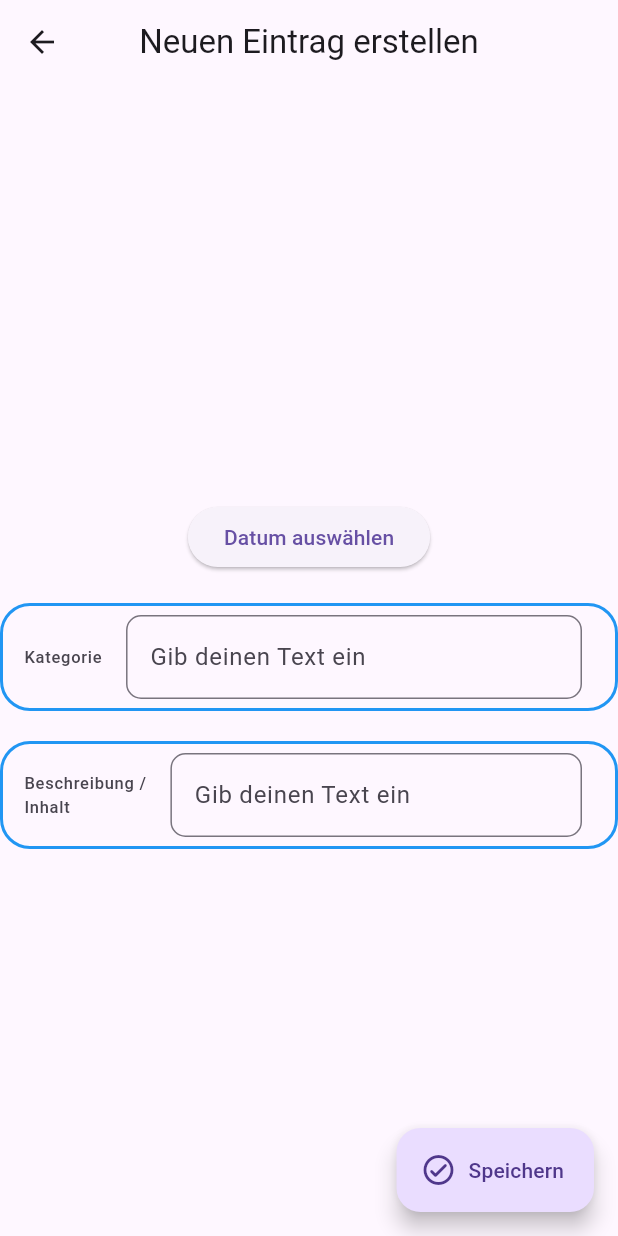
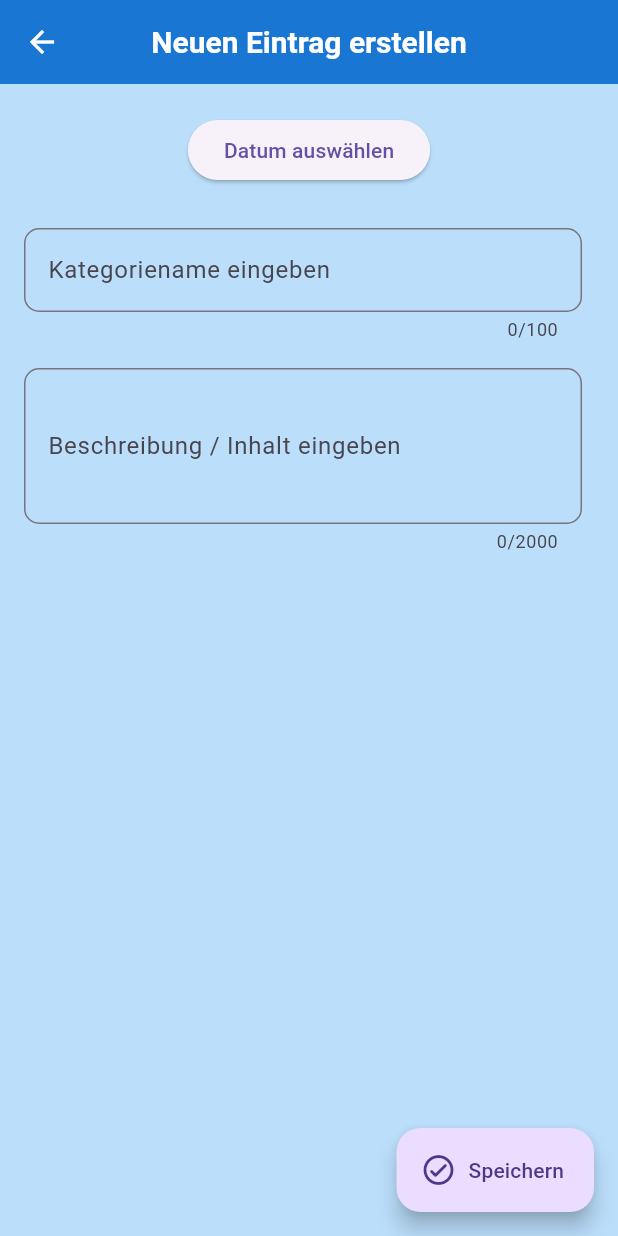
Before and after one commit to ahmad-kalaf/hobby_statistiken, a Flutter app: the screen it shows after launch, after a tap on "Neuer Eintrag", on a phone screen of 412 x 824 dp. Run offline on Flutter 3.47's test engine with Material 3 defaults, Android fonts, the phone set to English and light mode, and no system bars; our stand-ins replace hive_ce, hive_ce_flutter; accounts and stored records are empty.

Commit message:
UI-Fehler in Texteingaben bei Erstellung neuer Einträge und Darstellung von Einträgen auf Startseite behoben.

```diff
--- a/lib/main.dart
+++ b/lib/main.dart
@@ -2,6 +2,7 @@ import 'package:flutter/material.dart';
 import 'package:hive_ce_flutter/hive_flutter.dart';
 import 'package:intl/date_symbol_data_local.dart';
 import 'package:provider/provider.dart';
+import 'package:test_project/main_theme_data.dart';
 import 'package:test_project/service/entry_provider.dart';
 import 'package:test_project/ui/home_screen.dart';
 import 'package:flutter_localizations/flutter_localizations.dart';
@@ -39,7 +40,9 @@ class _MyAppState extends State<MyApp> {
   @override
   Widget build(BuildContext context) {
     return MaterialApp(
-        locale: Locale('de', 'DE'), // Sprache auf Deutsch setzen
+      theme: MainThemeData.themeData,
+      locale: Locale('de', 'DE'),
+      // Sprache auf Deutsch setzen
       localizationsDelegates: [
         GlobalMaterialLocalizations.delegate,
         GlobalWidgetsLocalizations.delegate,
@@ -49,6 +52,7 @@ class _MyAppState extends State<MyApp> {
         Locale('en', 'US'),
         Locale('de', 'DE'), // Unterstützte Sprachen
       ],
-        home: HomeScreen());
+      home: HomeScreen(),
+    );
   }
 }
--- /dev/null
+++ b/lib/main_theme_data.dart
@@ -0,0 +1,31 @@
+import 'package:flutter/material.dart';
+
+class MainThemeData {
+  static ThemeData themeData = ThemeData(
+    primaryColor: Colors.blue,
+    scaffoldBackgroundColor: Colors.blue[100],
+    navigationBarTheme: NavigationBarThemeData(
+      backgroundColor: Colors.blue[700],
+      labelTextStyle: WidgetStatePropertyAll(
+        TextStyle(
+          color: Colors.white,
+        ),
+      ),
+      iconTheme: WidgetStatePropertyAll(
+        IconThemeData(
+          color: Colors.white,
+        ),
+      ),
+      indicatorColor: Colors.black,
+    ),
+    appBarTheme: AppBarTheme(
+      backgroundColor: Colors.blue[700],
+      foregroundColor: Colors.white,
+      titleTextStyle: TextStyle(
+        fontSize: 20,
+        fontWeight: FontWeight.bold,
+      ),
+      centerTitle: true,
+    ),
+  );
+}
--- a/lib/ui/category_overview_screen.dart
+++ b/lib/ui/category_overview_screen.dart
@@ -6,7 +6,9 @@ class CategoryOverviewScreen extends StatelessWidget {
   @override
   Widget build(BuildContext context) {
     return Scaffold(
-      appBar: AppBar(),
+      appBar: AppBar(
+        title: Text('Kategorienansicht'),
+      ),
     );
   }
 }
--- a/lib/ui/home_overview_screen.dart
+++ b/lib/ui/home_overview_screen.dart
@@ -16,7 +16,11 @@ class HomeOverviewScreen extends StatefulWidget {
 class _HomeOverviewScreenState extends State<HomeOverviewScreen> {
   @override
   Widget build(BuildContext context) {
-    return Builder(builder: (context) {
+    return Scaffold(
+      appBar: AppBar(
+        title: Text('Startseite'),
+      ),
+      body: Builder(builder: (context) {
         return Consumer<EntryProvider>(
           builder: (context, provider, child) {
             return Column(
@@ -42,6 +46,7 @@ class _HomeOverviewScreenState extends State<HomeOverviewScreen> {
             );
           },
         );
-    });
+      }),
+    );
   }
 }
--- a/lib/ui/home_screen.dart
+++ b/lib/ui/home_screen.dart
@@ -23,21 +23,9 @@ class _HomeScreenState extends State<HomeScreen> {
     CategoryOverviewScreen(),
   ];
 
-  //
-  final List<String> _screensTitles = [
-    "Startseite",
-    "Kategorienansicht",
-  ];
-
   @override
   Widget build(BuildContext context) {
     return Scaffold(
-      appBar: AppBar(
-        centerTitle: true,
-        title: Text(
-          _screensTitles[_currentScreenIndex],
-        ),
-      ),
       body: _screens[_currentScreenIndex],
       floatingActionButton: FloatingActionButton.extended(
         onPressed: () async {
--- a/lib/ui/new_entry_screen.dart
+++ b/lib/ui/new_entry_screen.dart
@@ -35,8 +35,6 @@ class _NewEntryState extends State<NewEntry> {
               "${selectedDate.day}.${selectedDate.month}.${selectedDate.year}";
         },
       );
-    } else {
-      throw Exception(kSelectDateNullExceptionText);
     }
   }
 
@@ -58,15 +56,15 @@ class _NewEntryState extends State<NewEntry> {
           kNewEntryScreenTitle,
         ),
       ),
-      body: Column(
-        mainAxisSize: MainAxisSize.max,
+      body: Flex(
         mainAxisAlignment: MainAxisAlignment.center,
         crossAxisAlignment: CrossAxisAlignment.center,
         spacing: 20,
+        direction: Axis.vertical,
         children: [
-          // Empty row to expand column in horizontal direction
-          const Row(mainAxisSize: MainAxisSize.max),
-          ElevatedButton(
+          Padding(
+            padding: const EdgeInsets.only(top: 20),
+            child: ElevatedButton(
               onPressed: () async {
                 await _selectDate();
               },
@@ -74,41 +72,38 @@ class _NewEntryState extends State<NewEntry> {
                 _selectDateButtonText,
               ),
             ),
-          DecoratedBox(
-            decoration: BoxDecoration(
-              // color: Colors.blue, // Hintergrundfarbe
-              borderRadius: BorderRadius.circular(20), // Abgerundete Ecken
-              border: Border.all(color: Colors.blue, width: 2), // Rand
           ),
+          Expanded(
+            flex: 1,
             child: ListTile(
-              leading: Text(kEntryCategory),
+              // leading: Text(kEntryCategory),
+              // titleAlignment: ListTileTitleAlignment.titleHeight,
               title: TextField(
                 controller: _categoryTextEditingController,
+                maxLength: 100,
                 decoration: InputDecoration(
-                  labelText: "Gib deinen Text ein",
+                  labelText: "Kategoriename eingeben",
                   border: OutlineInputBorder(
-                      borderRadius: BorderRadius.circular(10)),
+                    borderRadius: BorderRadius.circular(10),
                   ),
                 ),
               ),
             ),
-
-          DecoratedBox(
-            decoration: BoxDecoration(
-              // color: Colors.blue, // Hintergrundfarbe
-              borderRadius: BorderRadius.circular(20), // Abgerundete Ecken
-              border: Border.all(color: Colors.blue, width: 2), // Rand
           ),
+          Expanded(
+            flex: 8,
             child: ListTile(
-              leading: Text(kEntryDescription),
+              // leading: Text(kEntryDescription),
               title: TextField(
                 controller: _descriptionTextEditingController,
                 keyboardType: TextInputType.multiline,
-                maxLines: null,
+                maxLines: 3,
+                maxLength: 2000,
                 decoration: InputDecoration(
-                  labelText: "Gib deinen Text ein",
+                  labelText: "Beschreibung / Inhalt eingeben",
                   border: OutlineInputBorder(
-                      borderRadius: BorderRadius.circular(10)),
+                    borderRadius: BorderRadius.circular(10),
+                  ),
                 ),
               ),
             ),
```
Also changed, not shown: lib/widgets/custom_row_for_entry.dart (deleted, +0 -47 lines), lib/widgets/entry_widget.dart (+75 -17 lines), 129 other files. Lines whose indentation alone changed are shown as unchanged.
